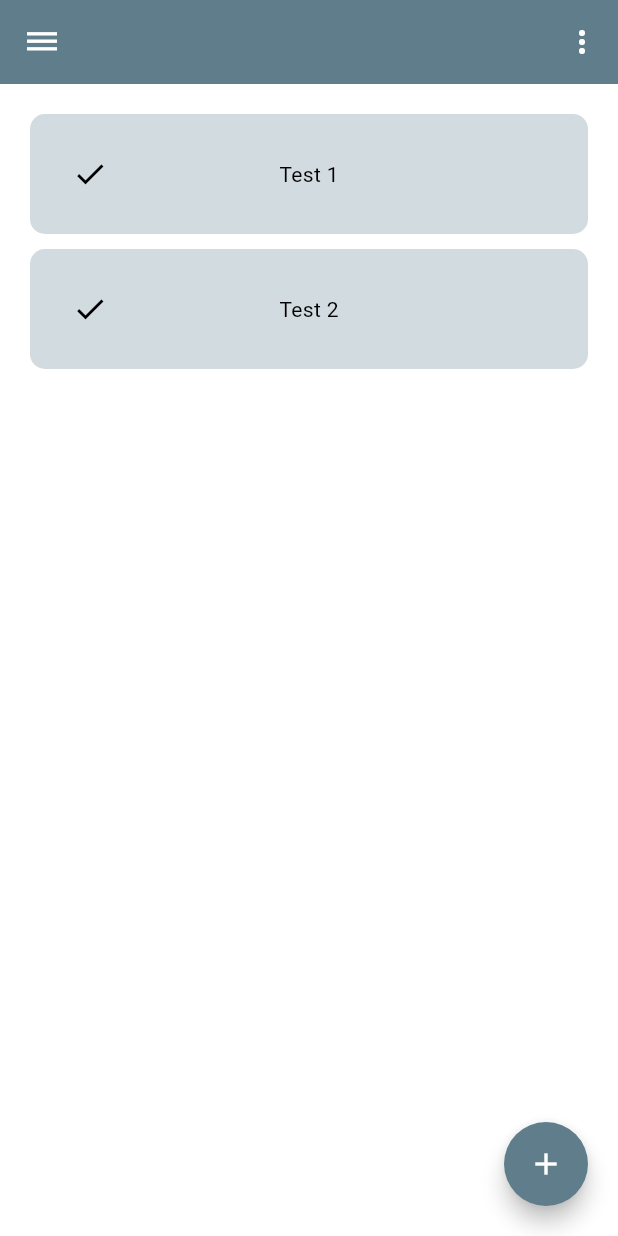
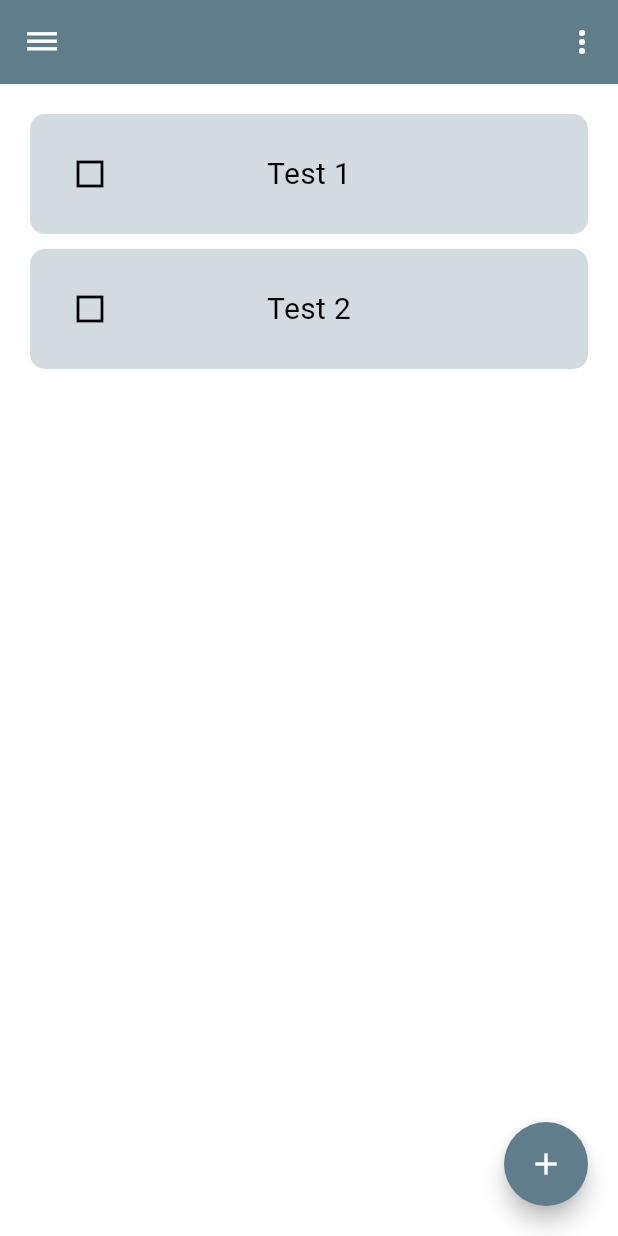
Before and after one commit to wys47/me-move, a Flutter app: the screen it shows after launch, on a phone screen of 412 x 824 dp. Run offline on Flutter 3.47's test engine with Material 3 defaults, Android fonts, the phone set to English and light mode, and no system bars; our stand-ins replace google_fonts.

Commit message:
체크박스 만듦

```diff
--- a/lib/data/models/text_model.dart
+++ b/lib/data/models/text_model.dart
@@ -10,7 +10,7 @@ class TextModel extends ChangeNotifier {
   // 7.26 한결 - 빈 모델 쓸 수도 있을 것 같아서 일단 임시로 초기값 다 넣어둠
   TextModel({
     this.content = '\'content\' does not exist in TextModel',
-    this.size = 10.0,
+    this.size = 20.0,
     this.isChangeColor = false,
     this.isStrikethrough = false,
     this.isBold = false,
--- a/lib/data/task_data.dart
+++ b/lib/data/task_data.dart
@@ -32,4 +32,9 @@ class TaskData extends ChangeNotifier {
         : taskList.elementAt(index).isChecked = true;
     notifyListeners(); //<- 나중에 필요 없을시 제거
   }
+
+  void changeIsStrikeThrough({required int index}){
+    taskList[index].title.isStrikethrough = !taskList[index].title.isStrikethrough;
+    notifyListeners(); //<- 나중에 필요 없을시 제거
+  }
 }
--- a/lib/modules/home/home_page.dart
+++ b/lib/modules/home/home_page.dart
@@ -72,7 +72,13 @@ class HomePageState extends State<HomePage> {
                                 color: getLighterColor(mainColor, 0.85),
                               ),
                               alignment: Alignment.center,
-                              child: Text(taskData.getTask(index: index).title.content),
+                              child: Text(
+                                taskData.getTask(index: index).title.content,
+                                style: TextStyle(
+                                  fontSize: taskData.taskList[index].title.size,
+                                  decoration: taskData.taskList[index].title.isStrikethrough ? TextDecoration.lineThrough : null,
+                                ),
+                              ),
                             ),
                             Align(
                               alignment: Alignment.centerLeft,
@@ -82,8 +88,9 @@ class HomePageState extends State<HomePage> {
                                 child: IconButton(
                                   onPressed: () {
                                     taskData.changeCheckState(index: index);
+                                    taskData.changeIsStrikeThrough(index: index);
                                   },
-                                  icon: Icon(Icons.check)
+                                  icon: Icon(taskData.taskList[index].isChecked ? Icons.check : Icons.square_outlined)
                                 ),
                               )
                             )
```
